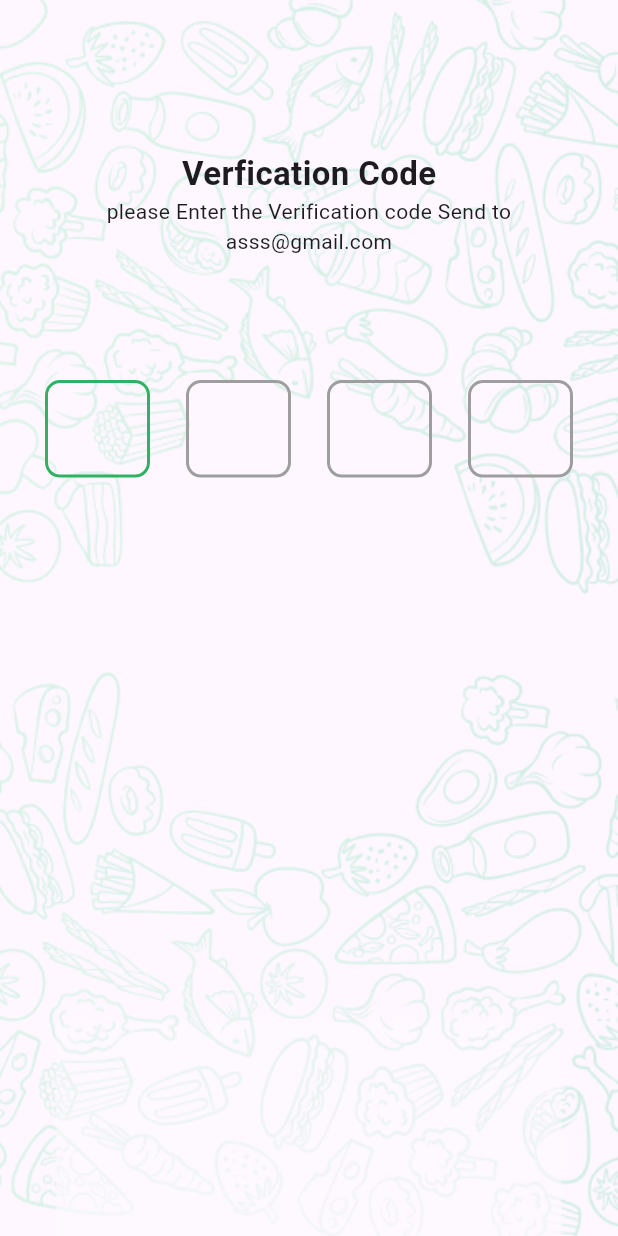
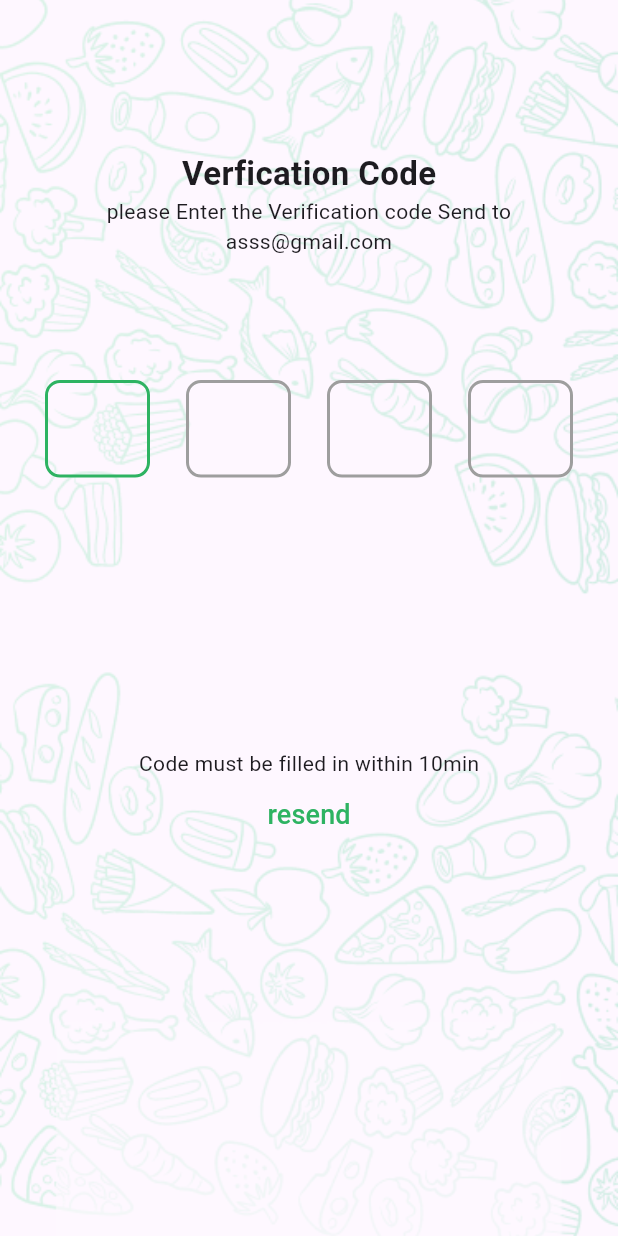
Before and after one commit to Manoj0012/Agromart-Mobile-Application, a Flutter app: the VerficationpageUi screen opened directly, on a phone screen of 412 x 824 dp. Run offline on Flutter 3.47's test engine with Material 3 defaults, Android fonts, the phone set to English and light mode, and no system bars; drawn by our look-alikes of pin_code_fields; our stand-ins replace another_flushbar, flutter_bloc.

Commit message:
verfication page added

```diff
--- a/Agromart/client/lib/Presentation/Loginpage_ui.dart
+++ b/Agromart/client/lib/Presentation/Loginpage_ui.dart
@@ -4,6 +4,7 @@ import 'package:client/Presentation/Utiltis/utilis.dart';
 import 'package:client/Presentation/Verficationpage_ui.dart';
 import 'package:client/Presentation/widgets/FieldButton.dart';
 import 'package:client/Presentation/widgets/FieldTap.dart';
+import 'package:client/bloc/Field_Event.dart';
 import 'package:client/bloc/Field_bloc.dart';
 import 'package:client/bloc/Login_bloc.dart';
 import 'package:flutter/material.dart';
--- /dev/null
+++ b/Agromart/client/lib/Presentation/widgets/VerficationResend.dart
@@ -0,0 +1,44 @@
+// ignore_for_file: public_member_api_docs, sort_constructors_first
+import 'package:client/Presentation/Utiltis/utilis.dart';
+import 'package:client/bloc/Verfication_bloc.dart';
+import 'package:flutter/material.dart';
+import 'package:flutter_bloc/flutter_bloc.dart';
+
+class Verficationresend extends StatelessWidget {
+  final VoidCallback Onpressed;
+  const Verficationresend({
+    super.key,
+    required this.Onpressed,
+  });
+
+  @override
+  Widget build(BuildContext context) {
+    Utils utils = Utils();
+    return Container(
+      child: Column(
+        mainAxisAlignment: MainAxisAlignment.center,
+        children: [
+          const Text("Code must be filled in within 10min"),
+          BlocBuilder<VerficationBloc, VerficationState>(
+            builder: (context, state) {
+              if (state is VerficationCount_state) {
+                return Text(
+                  " resend in ${state.secondLeft}",
+                  style: TextStyle(
+                      color: Color(utils.Secoundary_color), fontSize: 18),
+                );
+              }
+              return TextButton(
+                  onPressed: Onpressed,
+                  child: Text(
+                    "resend",
+                    style: TextStyle(
+                        color: Color(utils.Primary_color), fontSize: 18),
+                  ));
+            },
+          )
+        ],
+      ),
+    );
+  }
+}
--- a/Agromart/client/lib/bloc/Field_bloc.dart
+++ b/Agromart/client/lib/bloc/Field_bloc.dart
@@ -1,3 +1,5 @@
+import 'package:client/bloc/Field_Event.dart';
+import 'package:client/bloc/Fiels_state.dart';
 import 'package:flutter_bloc/flutter_bloc.dart';
 
 class FieldBloc extends Bloc<FieldEvent, FieldState> {
@@ -8,21 +10,3 @@ class FieldBloc extends Bloc<FieldEvent, FieldState> {
     });
   }
 }
-
-class FieldState {}
-
-class FieldInitial extends FieldState {}
-
-class FieldError_State extends FieldState {
-  final String fieldname;
-  final String error_msg;
-  FieldError_State({required this.fieldname, required this.error_msg});
-}
-
-class FieldEvent {}
-
-class FieldError_Event extends FieldEvent {
-  final String fieldname;
-  final String error_msg;
-  FieldError_Event({required this.fieldname, required this.error_msg});
-}
--- /dev/null
+++ b/Agromart/client/lib/bloc/Field_event.dart
@@ -0,0 +1,7 @@
+class FieldEvent {}
+
+class FieldError_Event extends FieldEvent {
+  final String fieldname;
+  final String error_msg;
+  FieldError_Event({required this.fieldname, required this.error_msg});
+}
--- /dev/null
+++ b/Agromart/client/lib/bloc/Fiels_state.dart
@@ -0,0 +1,9 @@
+class FieldState {}
+
+class FieldInitial extends FieldState {}
+
+class FieldError_State extends FieldState {
+  final String fieldname;
+  final String error_msg;
+  FieldError_State({required this.fieldname, required this.error_msg});
+}
--- /dev/null
+++ b/Agromart/client/lib/bloc/Verfication_bloc.dart
@@ -0,0 +1,56 @@
+// ignore_for_file: camel_case_types
+import 'package:flutter_bloc/flutter_bloc.dart';
+
+class VerficationBloc extends Bloc<VerficationEvent, VerficationState> {
+  VerficationBloc() : super(VerficationInitial()) {
+    // ignore: void_checks
+    on<VerficationOnsubmit_Event>((event, emit) {
+      final String val = event.otp.trim();
+      if (val.length <= 3) {
+        return VerficationError_state(errorMsg: "Verfication code must filled");
+      }
+      emit(verficationSucess_state());
+    });
+    on<VerficationResend_Event>(
+      (event, emit) async {
+        emit(VerficationResend_state());
+        for (int i = 30; i >= 0; i--) {
+          emit(VerficationCount_state(secondLeft: i));
+          await Future.delayed(Duration(seconds: 1));
+        }
+        emit(VerficationInitial());
+      },
+    );
+  }
+}
+
+class VerficationState {}
+
+class VerficationInitial extends VerficationState {}
+
+class VerficationError_state extends VerficationState {
+  final String errorMsg;
+
+  VerficationError_state({required this.errorMsg});
+}
+
+class VerificationProfileSet_state extends VerficationState {}
+
+class VerficationResend_state extends VerficationState {}
+
+class verficationSucess_state extends VerficationState {}
+
+class VerficationCount_state extends VerficationState {
+  final int secondLeft;
+
+  VerficationCount_state({required this.secondLeft});
+}
+
+class VerficationEvent {}
+
+class VerficationOnsubmit_Event extends VerficationEvent {
+  final String otp;
+  VerficationOnsubmit_Event({required this.otp});
+}
+
+class VerficationResend_Event extends VerficationEvent {}
--- a/Agromart/client/lib/main.dart
+++ b/Agromart/client/lib/main.dart
@@ -2,6 +2,7 @@ import 'package:client/Presentation/Onboarding_ui.dart';
 import 'package:client/bloc/Field_bloc.dart';
 import 'package:client/bloc/Login_bloc.dart';
 import 'package:client/bloc/Onboarding_bloc.dart';
+import 'package:client/bloc/Verfication_bloc.dart';
 import 'package:flutter/material.dart';
 import 'package:flutter_bloc/flutter_bloc.dart';
 
@@ -25,6 +26,9 @@ class MyApp extends StatelessWidget {
         BlocProvider(
           create: (context) => FieldBloc(),
         ),
+         BlocProvider(
+          create: (context) => VerficationBloc(),
+        ),
       ],
       child: const MaterialApp(
         home: OnboardingUi(),
--- a/Agromart/client/pubspec.yaml
+++ b/Agromart/client/pubspec.yaml
@@ -37,6 +37,7 @@ dependencies:
   cupertino_icons: ^1.0.8
   flutter_bloc: ^9.1.0
   pin_code_fields: ^8.0.1
+  another_flushbar: ^1.12.30
 
 dev_dependencies:
   flutter_test:
```
Also changed, not shown: Agromart/client/lib/Presentation/Verficationpage_ui.dart (+46 -1 lines), Agromart/client/lib/Presentation/widgets/FieldTap.dart (+9 -9 lines), Agromart/client/pubspec.lock.
